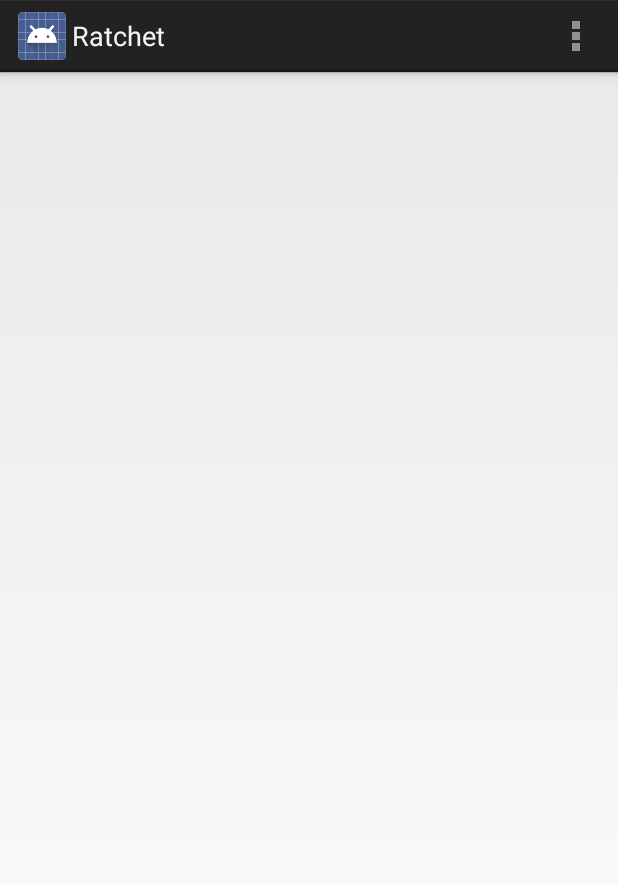
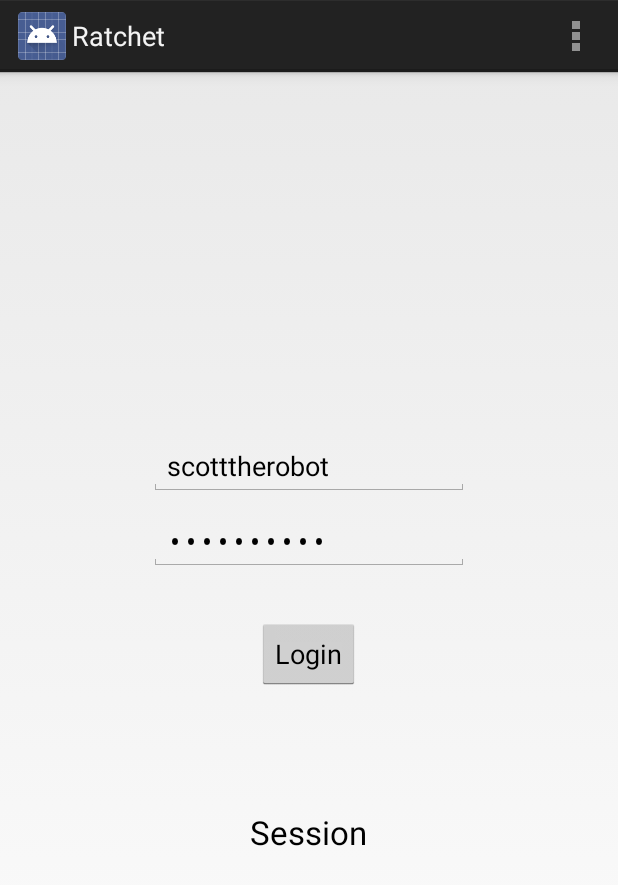
Before and after one commit to flasherid/RatchetChat-Android, an Android app: the screen it shows after launch (LoginActivity), on a phone screen of 412 x 824 dp. Shown: the top 885 px of the screen. Run offline under Robolectric (Android 15) with nearby library versions, the phone set to English and light mode, and no system bars.

Commit message:
More!
Working login. Added list view for threads.

```diff
--- a/Ratchet/build.gradle
+++ b/Ratchet/build.gradle
@@ -19,4 +19,5 @@ android {
 }
 
 dependencies {
+    compile files('libs/android-async-http-1.4.4.jar')
 }
--- a/Ratchet/src/main/AndroidManifest.xml
+++ b/Ratchet/src/main/AndroidManifest.xml
@@ -16,6 +16,12 @@
                 <category android:name="android.intent.category.LAUNCHER" />
             </intent-filter>
         </activity>
+        <activity
+            android:name="com.scotttherobot.ratchet.ThreadListActivity"
+            android:label="@string/title_activity_thread_list" >
+        </activity>
     </application>
 
+    <uses-permission android:name="android.permission.INTERNET" />
+
 </manifest>
--- a/Ratchet/src/main/res/layout/fragment_login.xml
+++ b/Ratchet/src/main/res/layout/fragment_login.xml
@@ -8,5 +8,46 @@
     android:paddingBottom="@dimen/activity_vertical_margin"
     tools:context="com.scotttherobot.ratchet.LoginActivity$PlaceholderFragment">
 
+    <Button
+        android:layout_width="wrap_content"
+        android:layout_height="wrap_content"
+        android:text="Login"
+        android:id="@+id/loginButton"
+        android:layout_centerVertical="true"
+        android:layout_centerHorizontal="true"
+        android:onClick="doLogin" />
+
+    <EditText
+        android:layout_width="wrap_content"
+        android:layout_height="wrap_content"
+        android:inputType="textPersonName"
+        android:text="scotttherobot"
+        android:ems="10"
+        android:id="@+id/username"
+        android:layout_above="@+id/loginButton"
+        android:layout_centerHorizontal="true"
+        android:layout_marginBottom="81dp" />
+
+    <EditText
+        android:layout_width="wrap_content"
+        android:layout_height="wrap_content"
+        android:inputType="textPassword"
+        android:ems="10"
+        android:id="@+id/password"
+        android:layout_above="@+id/loginButton"
+        android:layout_alignLeft="@+id/username"
+        android:layout_alignStart="@+id/username"
+        android:layout_marginBottom="31dp"
+        android:text="anncoulter" />
+
+    <TextView
+        android:layout_width="wrap_content"
+        android:layout_height="wrap_content"
+        android:textAppearance="?android:attr/textAppearanceLarge"
+        android:text="Session"
+        android:id="@+id/sessionLabel"
+        android:layout_below="@+id/loginButton"
+        android:layout_centerHorizontal="true"
+        android:layout_marginTop="80dp" />
 
 </RelativeLayout>
--- a/Ratchet/src/main/res/values/strings.xml
+++ b/Ratchet/src/main/res/values/strings.xml
@@ -4,5 +4,6 @@
     <string name="app_name">Ratchet</string>
     <string name="hello_world">Hello world!</string>
     <string name="action_settings">Settings</string>
+    <string name="title_activity_thread_list">ThreadListActivity</string>
 
 </resources>
```
Also changed, not shown: Ratchet/src/main/java/com/scotttherobot/ratchet/ApiClient.java (added, +71 -0 lines), Ratchet/src/main/java/com/scotttherobot/ratchet/LoginActivity.java (+25 -0 lines), Ratchet/src/main/java/com/scotttherobot/ratchet/ThreadListActivity.java (added, +128 -0 lines), Ratchet/src/main/res/layout/activity_thread_list.xml (added, +7 -0 lines), Ratchet/src/main/res/layout/fragment_thread_list.xml (added, +20 -0 lines), Ratchet/src/main/res/layout/threadlist_item.xml (added, +17 -0 lines), Ratchet/src/main/res/menu/thread_list.xml (added, +9 -0 lines), Ratchet/libs/android-async-http-1.4.4.jar (added), 1 other file.
